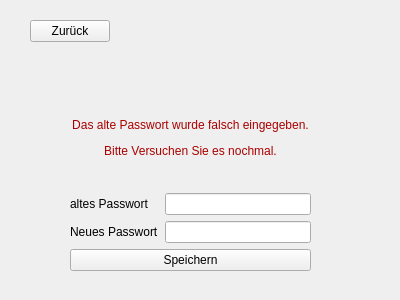
SimonRuttmann/ClassReunionSoftware, file KTDVS/KTDVS/View_Passwortaenderung.ui: the form before one commit.
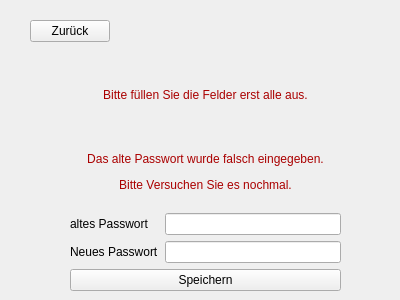
The form after the commit.

Commit message: Einloggen, und Passwortanderung View-> abfangen von leeren Textfeldern + Fehlerausgabe

```diff
--- a/KTDVS/KTDVS/View_Passwortaenderung.ui
+++ b/KTDVS/KTDVS/View_Passwortaenderung.ui
@@ -30,12 +30,23 @@
    <property name="geometry">
     <rect>
      <x>70</x>
-     <y>90</y>
-     <width>241</width>
-     <height>181</height>
+     <y>60</y>
+     <width>271</width>
+     <height>231</height>
     </rect>
    </property>
    <layout class="QVBoxLayout" name="verticalLayout">
+    <item>
+     <layout class="QHBoxLayout" name="horizontalLayout_4">
+      <item>
+       <widget class="QLabel" name="KeineEingabe">
+        <property name="text">
+         <string>&lt;html&gt;&lt;head/&gt;&lt;body&gt;&lt;p align=&quot;center&quot;&gt;&lt;span style=&quot; color:#aa0000;&quot;&gt;Bitte füllen Sie die Felder erst alle aus.&lt;/span&gt;&lt;/p&gt;&lt;/body&gt;&lt;/html&gt;</string>
+        </property>
+       </widget>
+      </item>
+     </layout>
+    </item>
     <item>
      <layout class="QHBoxLayout" name="horizontalLayout_3">
       <item>
```
The commit also changes 3 other files.
